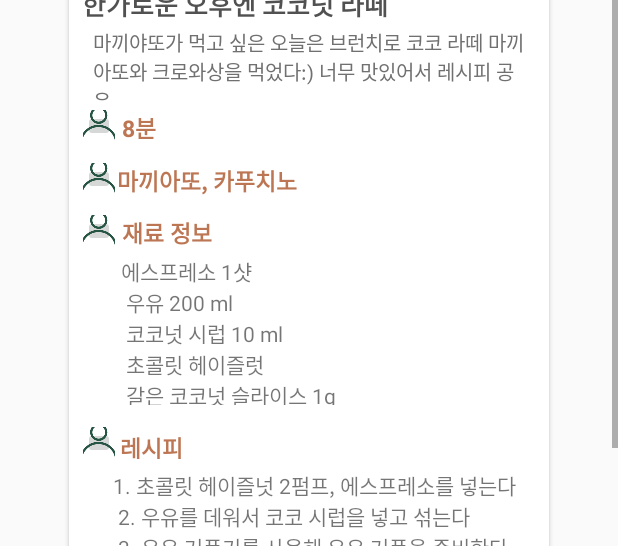
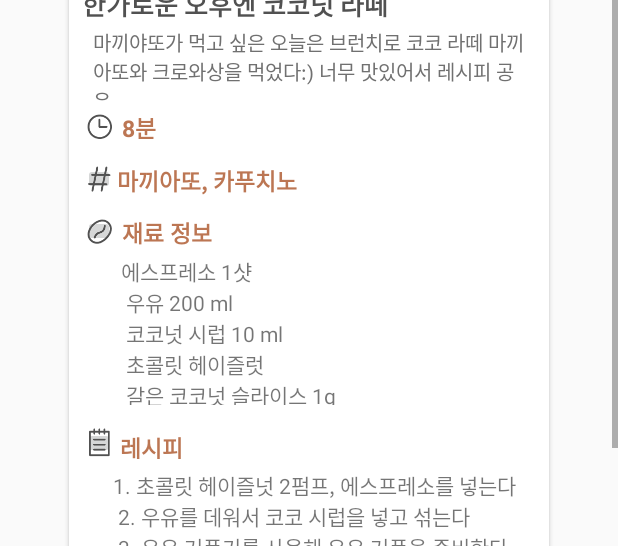
Before and after one commit to JiHyeonMon/selffee_android, an Android app: the layout activity_detail.xml on its own in the app's theme, with its tools: preview values and no code run, on a phone screen of 412 x 824 dp. Shown: the part 565-1111 px from the top of the screen. Run offline under Robolectric (Android 15) with nearby library versions, the phone set to English and light mode, and no system bars.

Commit message:
사진교체2

```diff
--- a/Sopkerton/app/src/main/res/layout/activity_detail.xml
+++ b/Sopkerton/app/src/main/res/layout/activity_detail.xml
@@ -141,7 +141,7 @@
                 android:layout_marginTop="142dp"
                 android:layout_marginRight="290dp"
                 android:layout_marginBottom="362dp"
-                android:src="@drawable/icon_user"
+                android:src="@drawable/recipe_icon_time"
                 app:layout_constraintBottom_toBottomOf="parent"
                 app:layout_constraintEnd_toEndOf="parent"
                 app:layout_constraintStart_toStartOf="parent"
@@ -170,7 +170,7 @@
                 android:layout_marginTop="177dp"
                 android:layout_marginRight="290dp"
                 android:layout_marginBottom="327dp"
-                android:src="@drawable/icon_user"
+                android:src="@drawable/recipe_icon_tag"
                 app:layout_constraintBottom_toBottomOf="parent"
                 app:layout_constraintEnd_toEndOf="parent"
                 app:layout_constraintStart_toStartOf="parent"
@@ -199,7 +199,7 @@
                 android:layout_marginTop="212dp"
                 android:layout_marginRight="290dp"
                 android:layout_marginBottom="292dp"
-                android:src="@drawable/icon_user"
+                android:src="@drawable/recipe_icon_ingredient"
                 app:layout_constraintBottom_toBottomOf="parent"
                 app:layout_constraintEnd_toEndOf="parent"
                 app:layout_constraintStart_toStartOf="parent"
@@ -241,7 +241,7 @@
                 android:layout_marginTop="353dp"
                 android:layout_marginRight="290dp"
                 android:layout_marginBottom="151dp"
-                android:src="@drawable/icon_user"
+                android:src="@drawable/recipe_icon_recipe"
                 app:layout_constraintBottom_toBottomOf="parent"
                 app:layout_constraintEnd_toEndOf="parent"
                 app:layout_constraintStart_toStartOf="parent"
```
